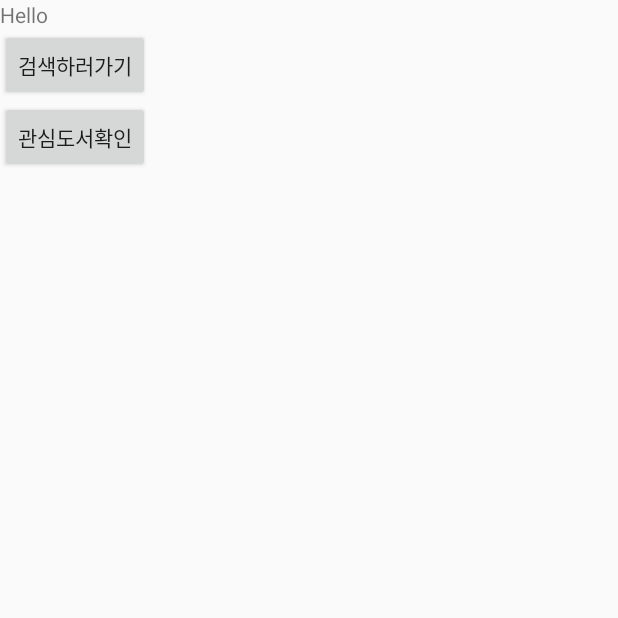
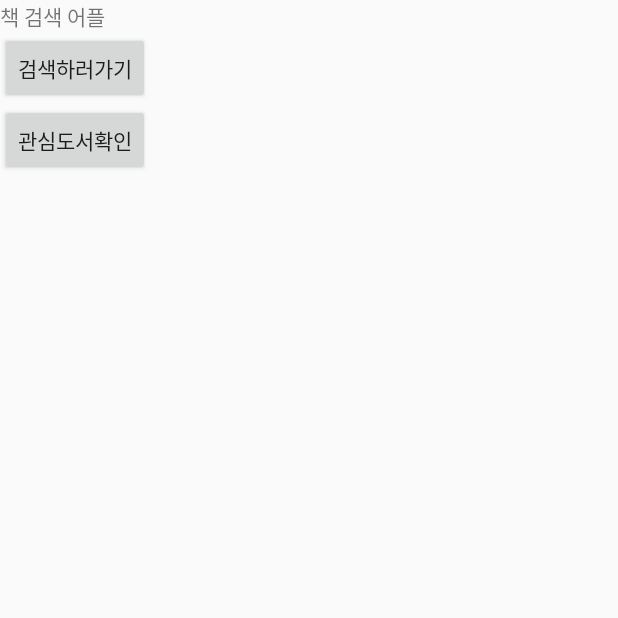
Before and after one commit to Indian966/BookSearch, an Android app: the screen it shows after launch (MainActivity), on a phone screen of 412 x 824 dp, the top half of it. Run offline under Robolectric (Android 15) with nearby library versions, the phone set to English and light mode, and no system bars.

Commit message:
Update activity_main.xml

```diff
--- a/app/src/main/res/layout/activity_main.xml
+++ b/app/src/main/res/layout/activity_main.xml
@@ -8,7 +8,7 @@
         android:id="@+id/Tittle"
         android:layout_width="wrap_content"
         android:layout_height="wrap_content"
-        android:text="Hello"
+        android:text="책 검색 어플"
         android:visibility="visible" />
 
     <Button
```
